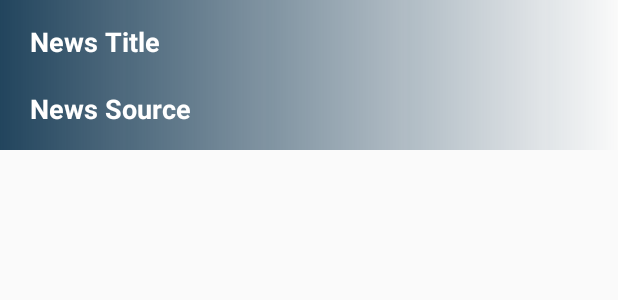
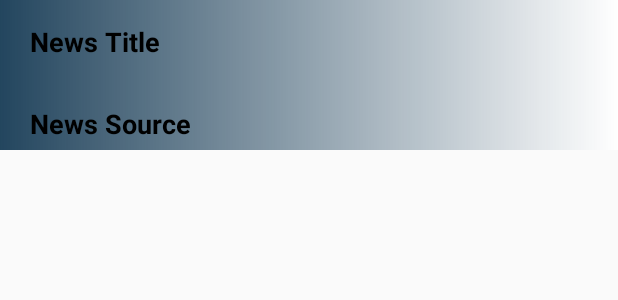
Before and after one commit to 2much4u/CryptoTracker, an Android app: the layout news_item.xml on its own in the app's theme, with its tools: preview values and no code run, on a phone screen of 412 x 824 dp. Shown: the top 300 px of the screen. Run offline under Robolectric (Android 15) with nearby library versions, the phone set to English and light mode, and no system bars; network calls fail.

```diff
--- a/app/src/main/res/layout/news_item.xml
+++ b/app/src/main/res/layout/news_item.xml
@@ -5,6 +5,16 @@
     xmlns:tools="http://schemas.android.com/tools"
     android:layout_width="match_parent"
     android:layout_height="100dp">
+
+    <ImageView
+        android:id="@+id/imageView3"
+        android:layout_width="match_parent"
+        android:layout_height="match_parent"
+        app:layout_constraintBottom_toBottomOf="parent"
+        app:layout_constraintEnd_toEndOf="parent"
+        app:layout_constraintStart_toStartOf="parent"
+        app:layout_constraintTop_toTopOf="parent"
+        app:srcCompat="@android:color/background_light" />
 
     <ImageView
         android:id="@+id/newsBackground"
@@ -23,7 +33,7 @@
         android:layout_marginStart="20dp"
         android:layout_marginTop="15dp"
         android:text="News Title"
-        android:textColor="#fff"
+        android:textColor="#000"
         android:textSize="18dp"
         android:textStyle="bold"
         app:layout_constraintStart_toStartOf="parent"
@@ -34,12 +44,13 @@
         android:layout_width="wrap_content"
         android:layout_height="wrap_content"
         android:layout_marginStart="20dp"
-        android:layout_marginBottom="15dp"
+        android:layout_marginBottom="5dp"
         android:text="News Source"
-        android:textColor="#fff"
+        android:textColor="#000"
         android:textSize="18dp"
         android:textStyle="bold"
         app:layout_constraintBottom_toBottomOf="parent"
         app:layout_constraintStart_toStartOf="parent" />
 
+
 </android.support.constraint.ConstraintLayout>
```
